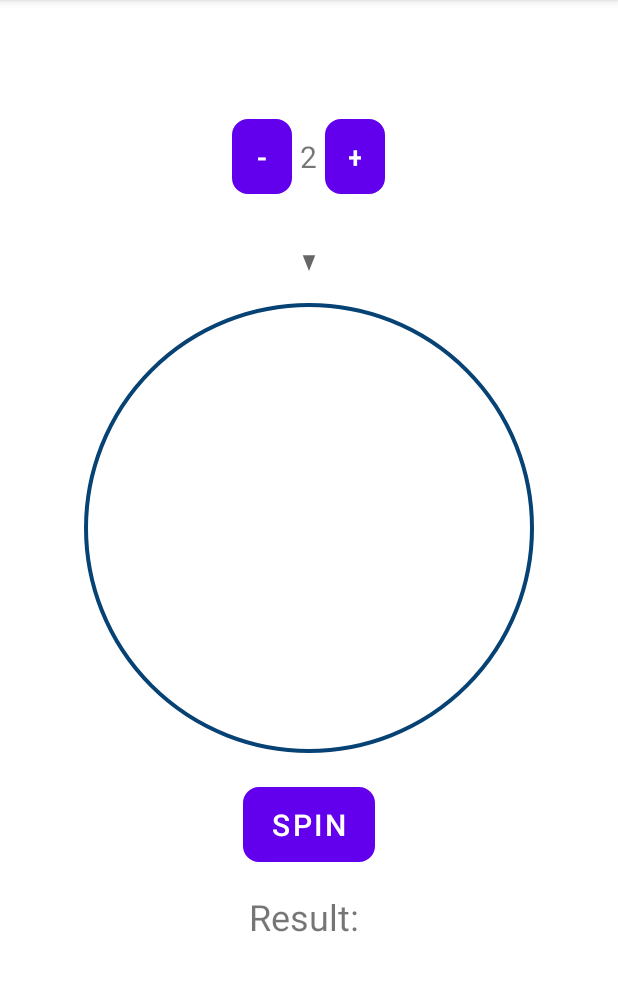
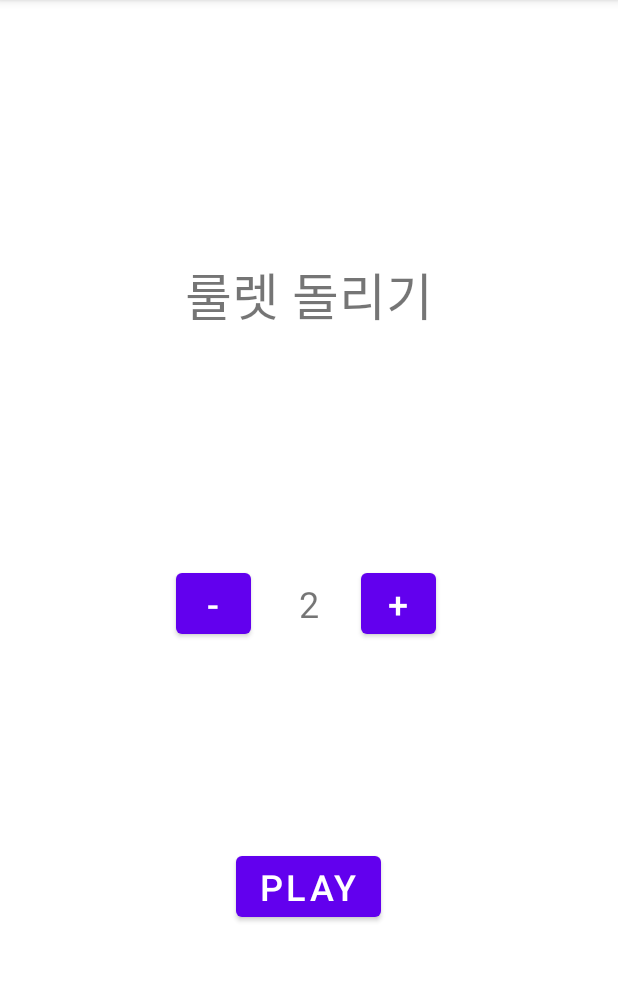
Before and after one commit to choihj00/ThreeGames, an Android app: the screen it shows after launch (RouletteActivity), after a tap on "ROULETTE GAME", on a phone screen of 412 x 824 dp, the part 84-1075 px from its top. Run offline under Robolectric (Android 15) with nearby library versions, the phone set to English and light mode, and no system bars.

Commit message:
[박소영/UPDATE] 룰렛 게임 레이아웃 수정

```diff
--- a/app/src/main/java/com/example/threegames/MainActivity.java
+++ b/app/src/main/java/com/example/threegames/MainActivity.java
@@ -13,15 +13,6 @@ public class MainActivity extends AppCompatActivity {
     protected void onCreate(Bundle savedInstanceState) {
         super.onCreate(savedInstanceState);
         setContentView(R.layout.activity_main);
-
-        Button roulette = (Button) findViewById(R.id.roulette);
-        roulette.setOnClickListener(new View.OnClickListener() {
-            @Override
-            public void onClick(View view) {
-                Intent intent = new Intent(getApplicationContext(), RouletteActivity.class);
-                startActivity(intent);
-            }
-        });
     }
 
     public void onClickLadder(View v){
@@ -30,4 +21,9 @@ public class MainActivity extends AppCompatActivity {
         intent.addCategory(Intent.CATEGORY_DEFAULT);
         startActivity(intent);
     }
+
+    public void onClickRoulette(View v){
+        Intent intent = new Intent(getApplicationContext(), RouletteActivity.class);
+        startActivity(intent);
+    }
 }
--- a/app/src/main/java/com/example/threegames/RouletteActivity.java
+++ b/app/src/main/java/com/example/threegames/RouletteActivity.java
@@ -2,43 +2,47 @@ package com.example.threegames;
 
 import androidx.appcompat.app.AppCompatActivity;
 
+import android.content.Intent;
 import android.os.Bundle;
 import android.view.View;
 import android.widget.Button;
 import android.widget.TextView;
 
 public class RouletteActivity extends AppCompatActivity {
-    private Button spin, increaseCount, decreaseCount;
-    private TextView resultText, count;
+    private Button increaseButton, decreaseButton, playRoulette;
+    private TextView rouletteCount;
 
     @Override
     protected void onCreate(Bundle savedInstanceState) {
         super.onCreate(savedInstanceState);
         setContentView(R.layout.activity_roulette);
 
-        spin = (Button) findViewById(R.id.spinButton);
-        increaseCount = (Button) findViewById(R.id.decreaseCount);
-        decreaseCount = (Button) findViewById(R.id.increaseCount);
+        increaseButton = (Button) findViewById(R.id.increaseButton);
+        decreaseButton = (Button) findViewById(R.id.decreaseButton);
+        playRoulette = (Button) findViewById(R.id.playRoulette);
 
-        resultText = (TextView) findViewById(R.id.resultText);
-        count = (TextView) findViewById(R.id.count);
+        rouletteCount = (TextView) findViewById(R.id.rouletteCount);
     }
 
     public void increaseCount(View v){
-        int count = Integer.parseInt(this.count.getText().toString());
-        System.out.println(count);
+        int count = Integer.parseInt(this.rouletteCount.getText().toString());
         if(count == 6)
             return;
         count++;
-        this.count.setText(count+"");
+        this.rouletteCount.setText(count+"");
     }
 
     public void decreaseCount(View v){
-        int count = Integer.parseInt(this.count.getText().toString());
+        int count = Integer.parseInt(this.rouletteCount.getText().toString());
         System.out.println(count);
         if(count == 2)
             return;
         count--;
-        this.count.setText(count+"");
+        this.rouletteCount.setText(count+"");
+    }
+
+    public void playRoulette(View v){
+        Intent intent = new Intent(getApplicationContext(), RoulettePlayActivity.class);
+        startActivity(intent);
     }
 }
--- a/app/src/main/res/layout/activity_main.xml
+++ b/app/src/main/res/layout/activity_main.xml
@@ -63,6 +63,7 @@
         android:layout_width="210dp"
         android:layout_height="50dp"
         android:layout_marginBottom="10dp"
+        android:onClick="onClickRoulette"
         android:text="Roulette Game"
         app:layout_constraintBottom_toTopOf="@+id/rsp"
         app:layout_constraintEnd_toEndOf="@+id/rsp"
--- a/app/src/main/res/layout/activity_roulette.xml
+++ b/app/src/main/res/layout/activity_roulette.xml
@@ -6,85 +6,64 @@
     android:layout_height="match_parent"
     tools:context=".RouletteActivity">
 
-    <LinearLayout
-        android:layout_width="409dp"
-        android:layout_height="729dp"
-        android:orientation="vertical"
+    <TextView
+        android:id="@+id/rouletteCount"
+        android:layout_width="wrap_content"
+        android:layout_height="wrap_content"
+        android:text="2"
+        android:textSize="24sp"
         app:layout_constraintBottom_toBottomOf="parent"
         app:layout_constraintEnd_toEndOf="parent"
         app:layout_constraintStart_toStartOf="parent"
-        app:layout_constraintTop_toTopOf="parent">
+        app:layout_constraintTop_toTopOf="parent"
+        app:layout_constraintVertical_bias="0.525" />
 
-        <LinearLayout
-            android:layout_width="wrap_content"
-            android:layout_height="wrap_content"
-            android:layout_gravity="center"
-            android:layout_marginTop="60dp"
-            android:orientation="horizontal">
+    <Button
+        android:id="@+id/decreaseButton"
+        android:layout_width="50dp"
+        android:layout_height="wrap_content"
+        android:layout_marginEnd="32dp"
+        android:onClick="decreaseCount"
+        android:text="-"
+        android:textSize="24sp"
+        app:layout_constraintBaseline_toBaselineOf="@+id/rouletteCount"
+        app:layout_constraintEnd_toStartOf="@+id/rouletteCount" />
 
-            <Button
-                android:id="@+id/decreaseCount"
-                android:layout_width="40dp"
-                android:layout_height="wrap_content"
-                android:layout_weight="1"
-                android:background="@drawable/roulette_button_style"
-                android:onClick="decreaseCount"
-                android:text="-"
-                android:textSize="20sp" />
+    <Button
+        android:id="@+id/increaseButton"
+        android:layout_width="50dp"
+        android:layout_height="wrap_content"
+        android:layout_marginStart="28dp"
+        android:onClick="increaseCount"
+        android:text="+"
+        android:textSize="24sp"
+        app:layout_constraintBaseline_toBaselineOf="@+id/rouletteCount"
+        app:layout_constraintStart_toEndOf="@+id/rouletteCount" />
 
-            <TextView
-                android:id="@+id/count"
-                android:layout_width="wrap_content"
-                android:layout_height="wrap_content"
-                android:layout_marginStart="5dp"
-                android:layout_marginEnd="5dp"
-                android:layout_weight="1"
-                android:text="2"
-                android:textSize="20sp" />
+    <Button
+        android:id="@+id/playRoulette"
+        android:layout_width="wrap_content"
+        android:layout_height="wrap_content"
+        android:onClick="playRoulette"
+        android:text="play"
+        android:textSize="24sp"
+        app:layout_constraintBottom_toBottomOf="parent"
+        app:layout_constraintEnd_toEndOf="parent"
+        app:layout_constraintHorizontal_bias="0.498"
+        app:layout_constraintStart_toStartOf="parent"
+        app:layout_constraintTop_toBottomOf="@+id/rouletteCount"
+        app:layout_constraintVertical_bias="0.493" />
 
-            <Button
-                android:id="@+id/increaseCount"
-                android:layout_width="40dp"
-                android:layout_height="wrap_content"
-                android:layout_weight="1"
-                android:background="@drawable/roulette_button_style"
-                android:onClick="increaseCount"
-                android:text="+"
-                android:textSize="20sp" />
-        </LinearLayout>
-
-        <ImageView
-            android:id="@+id/arrow"
-            android:layout_width="wrap_content"
-            android:layout_height="wrap_content"
-            android:layout_gravity="center"
-            android:layout_marginTop="20dp"
-            android:background="@drawable/baseline_arrow_drop_down" />
-
-        <RelativeLayout
-            android:id="@+id/roulette"
-            android:layout_width="match_parent"
-            android:layout_height="305dp"
-            android:background="@drawable/background_roulette"></RelativeLayout>
-
-        <Button
-            android:id="@+id/spinButton"
-            android:layout_width="wrap_content"
-            android:layout_height="wrap_content"
-            android:layout_gravity="center"
-            android:layout_marginTop="20dp"
-            android:text="spin"
-            android:textSize="20sp"
-            android:background="@drawable/roulette_button_style"/>
-
-        <TextView
-            android:id="@+id/resultText"
-            android:layout_width="wrap_content"
-            android:layout_height="wrap_content"
-            android:layout_gravity="center"
-            android:layout_marginTop="20dp"
-            android:text="Result: "
-            android:textSize="24sp" />
-
-    </LinearLayout>
+    <TextView
+        android:id="@+id/textView5"
+        android:layout_width="wrap_content"
+        android:layout_height="wrap_content"
+        android:text="룰렛 돌리기"
+        android:textSize="34sp"
+        app:layout_constraintBottom_toBottomOf="parent"
+        app:layout_constraintEnd_toEndOf="parent"
+        app:layout_constraintHorizontal_bias="0.5"
+        app:layout_constraintStart_toStartOf="parent"
+        app:layout_constraintTop_toTopOf="parent"
+        app:layout_constraintVertical_bias="0.238" />
 </androidx.constraintlayout.widget.ConstraintLayout>
```
Also changed, not shown: app/src/main/AndroidManifest.xml (+7 -1 lines), app/src/main/java/com/example/threegames/RoulettePlayActivity.java (added, +14 -0 lines), app/src/main/res/layout/activity_roulette_play.xml (added, +51 -0 lines).
